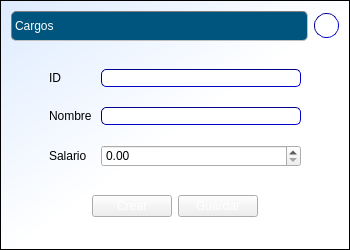
Exxu/cosmec-si, file cosmec/formulariocargos.ui: the form before one commit.
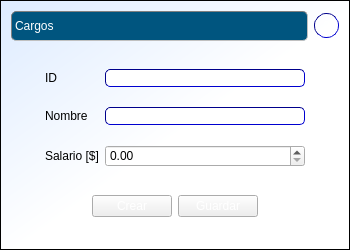
The form after the commit.

Diff of the .ui file:
```diff
--- a/cosmec/formulariocargos.ui
+++ b/cosmec/formulariocargos.ui
@@ -158,7 +158,7 @@
        <item row="2" column="0">
         <widget class="QLabel" name="label_4">
          <property name="text">
-          <string>Salario</string>
+          <string>Salario [$]</string>
          </property>
         </widget>
        </item>
```
